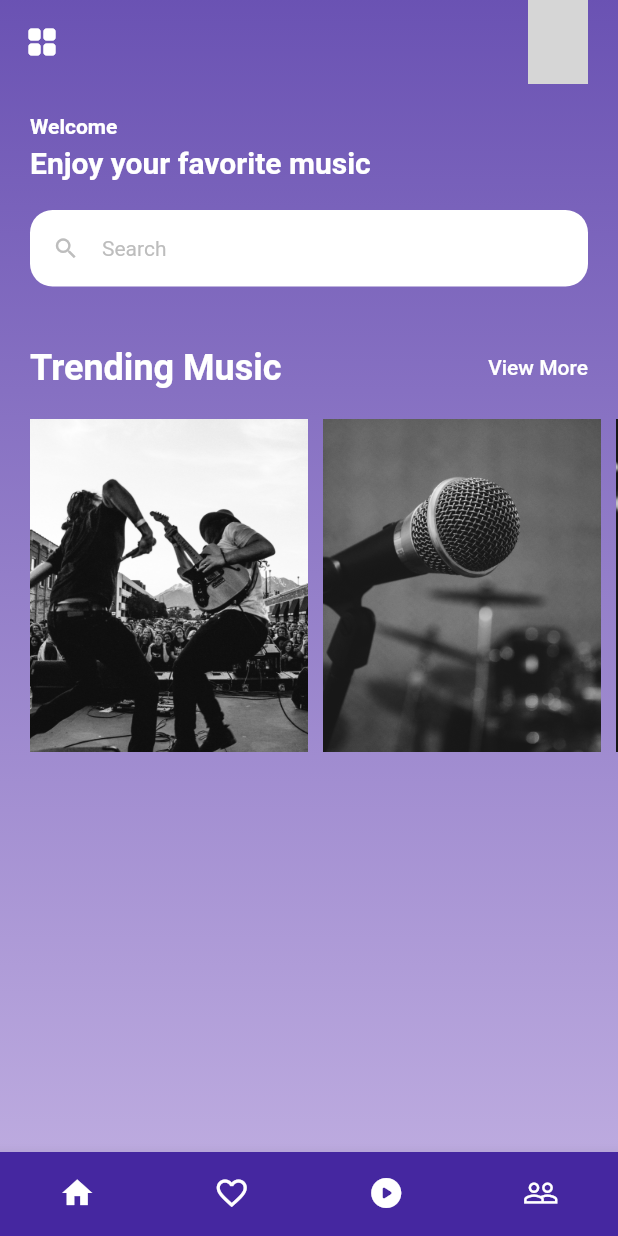
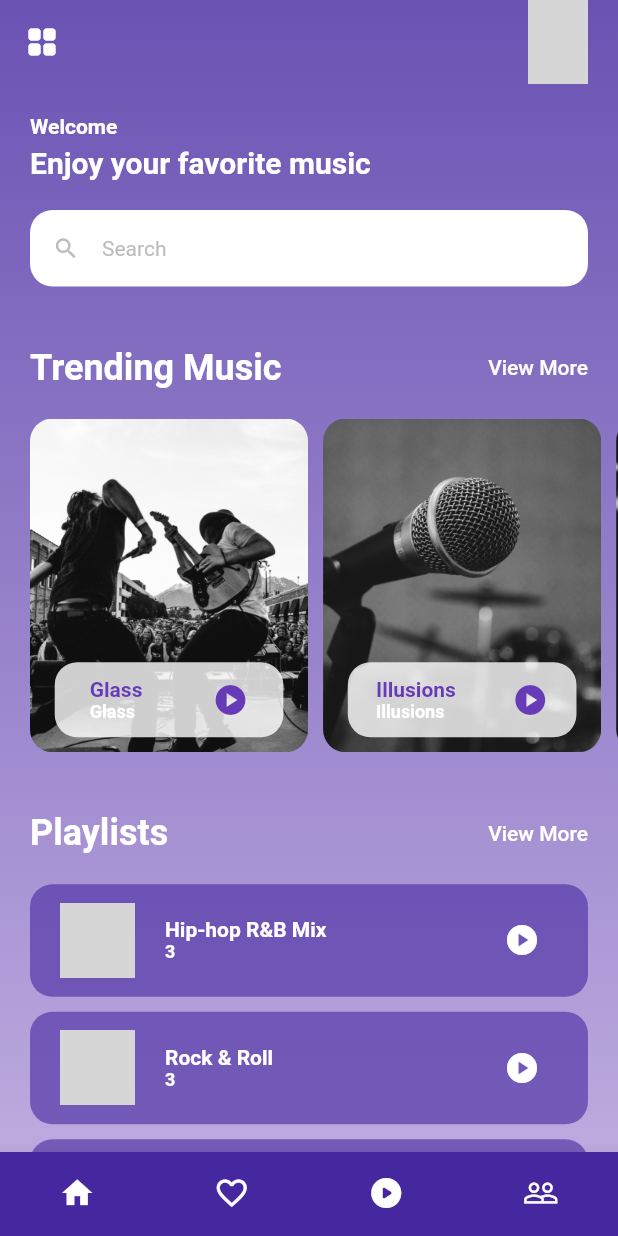
Before and after one commit to bachdx2812/flutter-music-player, a Flutter app: the screen it shows after launch, on a phone screen of 412 x 824 dp. Run offline on Flutter 3.47's test engine with Material 2 defaults, Android fonts, the phone set to English and light mode, and no system bars; our stand-ins replace get; network calls fail; grey boxes are pictures that could not be loaded.

Commit message:
finish homescreen UI

```diff
--- /dev/null
+++ b/app/lib/models/playlist_model.dart
@@ -0,0 +1,34 @@
+import 'package:app/models/song_model.dart';
+
+class Playlist {
+  final String title;
+  final List<Song> songs;
+  final String imageUrl;
+
+  Playlist({
+    required this.title,
+    required this.songs,
+    required this.imageUrl,
+  });
+
+  static List<Playlist> playlists = [
+    Playlist(
+      title: 'Hip-hop R&B Mix',
+      songs: Song.songs,
+      imageUrl:
+          'https://images.unsplash.com/photo-1576525865260-9f0e7cfb02b3?ixlib=rb-1.2.1&ixid=MnwxMjA3fDB8MHxwaG90by1wYWdlfHx8fGVufDB8fHx8&auto=format&fit=crop&w=1364&q=80',
+    ),
+    Playlist(
+      title: 'Rock & Roll',
+      songs: Song.songs,
+      imageUrl:
+          'https://images.unsplash.com/photo-1629276301820-0f3eedc29fd0?ixlib=rb-1.2.1&ixid=MnwxMjA3fDB8MHxwaG90by1wYWdlfHx8fGVufDB8fHx8&auto=format&fit=crop&w=2848&q=80',
+    ),
+    Playlist(
+      title: 'Techno',
+      songs: Song.songs,
+      imageUrl:
+          'https://images.unsplash.com/photo-1594623930572-300a3011d9ae?ixlib=rb-1.2.1&ixid=MnwxMjA3fDB8MHxwaG90by1wYWdlfHx8fGVufDB8fHx8&auto=format&fit=crop&w=2670&q=80',
+    )
+  ];
+}
--- a/app/lib/screens/home_screen.dart
+++ b/app/lib/screens/home_screen.dart
@@ -1,8 +1,10 @@
-import 'package:app/widgets/song_card.dart';
 import 'package:flutter/material.dart';
 
 import '../widgets/section_header.dart';
+import '../widgets/song_card.dart';
+import '../widgets/playlist_card.dart';
 
+import '../models/playlist_model.dart';
 import '../models/song_model.dart';
 
 class HomeScreen extends StatelessWidget {
@@ -11,6 +13,7 @@ class HomeScreen extends StatelessWidget {
   @override
   Widget build(BuildContext context) {
     List<Song> songs = Song.songs;
+    List<Playlist> playlists = Playlist.playlists;
 
     return Container(
       decoration: BoxDecoration(
@@ -31,7 +34,43 @@ class HomeScreen extends StatelessWidget {
           child: Column(
             children: [
               const _DiscoverMusic(),
+              _TrendingMusic(songs: songs),
               Padding(
+                padding: const EdgeInsets.all(20.0),
+                child: Column(
+                  children: [
+                    const SectionHeader(title: 'Playlists'),
+                    ListView.builder(
+                      shrinkWrap: true,
+                      padding: const EdgeInsets.only(top: 20),
+                      physics: const NeverScrollableScrollPhysics(),
+                      itemCount: playlists.length,
+                      itemBuilder: (context, index) {
+                        return PlaylistCard(playlist: playlists[index]);
+                      },
+                    )
+                  ],
+                ),
+              ),
+            ],
+          ),
+        ),
+      ),
+    );
+  }
+}
+
+class _TrendingMusic extends StatelessWidget {
+  const _TrendingMusic({
+    super.key,
+    required this.songs,
+  });
+
+  final List<Song> songs;
+
+  @override
+  Widget build(BuildContext context) {
+    return Padding(
       padding: const EdgeInsets.only(
         left: 20.0,
         top: 20.0,
@@ -62,11 +101,6 @@ class HomeScreen extends StatelessWidget {
             ),
           )
         ],
-                ),
-              )
-            ],
-          ),
-        ),
       ),
     );
   }
--- /dev/null
+++ b/app/lib/widgets/playlist_card.dart
@@ -0,0 +1,76 @@
+import 'package:flutter/material.dart';
+import 'package:get/get.dart';
+
+import '../models/playlist_model.dart';
+
+class PlaylistCard extends StatelessWidget {
+  const PlaylistCard({
+    super.key,
+    required this.playlist,
+  });
+
+  final Playlist playlist;
+
+  @override
+  Widget build(BuildContext context) {
+    return InkWell(
+      onTap: () {
+        Get.toNamed('/playlist', arguments: playlist);
+      },
+      child: Container(
+        height: 75,
+        margin: const EdgeInsets.only(bottom: 10),
+        padding: const EdgeInsets.symmetric(horizontal: 20),
+        decoration: BoxDecoration(
+          color: Colors.deepPurple.shade800.withOpacity(0.6),
+          borderRadius: BorderRadius.circular(15.0),
+        ),
+        child: Row(
+          mainAxisAlignment: MainAxisAlignment.spaceAround,
+          children: [
+            ClipRRect(
+              borderRadius: BorderRadius.circular(15.0),
+              child: Image.network(
+                playlist.imageUrl,
+                height: 50,
+                width: 50,
+                fit: BoxFit.cover,
+              ),
+            ),
+            const SizedBox(
+              width: 20,
+            ),
+            Expanded(
+              child: Column(
+                crossAxisAlignment: CrossAxisAlignment.start,
+                mainAxisAlignment: MainAxisAlignment.center,
+                children: [
+                  Text(
+                    playlist.title,
+                    style: Theme.of(context).textTheme.bodyLarge!.copyWith(
+                          fontWeight: FontWeight.bold,
+                        ),
+                  ),
+                  Text(
+                    '${playlist.songs.length}',
+                    maxLines: 2,
+                    style: Theme.of(context).textTheme.bodySmall!.copyWith(
+                          fontWeight: FontWeight.bold,
+                        ),
+                  )
+                ],
+              ),
+            ),
+            IconButton(
+              onPressed: () {},
+              icon: const Icon(
+                Icons.play_circle,
+                color: Colors.white,
+              ),
+            )
+          ],
+        ),
+      ),
+    );
+  }
+}
--- a/app/lib/widgets/song_card.dart
+++ b/app/lib/widgets/song_card.dart
@@ -1,4 +1,5 @@
 import 'package:flutter/material.dart';
+import 'package:get/get.dart';
 
 import '../models/song_model.dart';
 
@@ -9,19 +10,66 @@ class SongCard extends StatelessWidget {
 
   @override
   Widget build(BuildContext context) {
-    return Container(
+    return InkWell(
+      onTap: () {
+        Get.toNamed('/song', arguments: song);
+      },
+      child: Container(
         margin: const EdgeInsets.only(right: 10),
-      child: Stack(children: [
+        child: Stack(
+          alignment: Alignment.bottomCenter,
+          children: [
             Container(
               width: MediaQuery.of(context).size.width * 0.45,
               decoration: BoxDecoration(
+                borderRadius: BorderRadius.circular(15.0),
                 image: DecorationImage(
                   image: AssetImage(song.coverUrl),
                   fit: BoxFit.cover,
                 ),
               ),
             ),
-      ]),
+            Container(
+              height: 50,
+              width: MediaQuery.of(context).size.width * 0.37,
+              margin: const EdgeInsets.only(bottom: 10),
+              decoration: BoxDecoration(
+                borderRadius: BorderRadius.circular(15.0),
+                color: Colors.white.withOpacity(0.8),
+              ),
+              child: Row(
+                mainAxisAlignment: MainAxisAlignment.spaceAround,
+                children: [
+                  Column(
+                    crossAxisAlignment: CrossAxisAlignment.start,
+                    mainAxisAlignment: MainAxisAlignment.center,
+                    children: [
+                      Text(
+                        song.title,
+                        style: Theme.of(context).textTheme.bodyLarge!.copyWith(
+                              color: Colors.deepPurple,
+                              fontWeight: FontWeight.bold,
+                            ),
+                      ),
+                      Text(
+                        song.description,
+                        style: Theme.of(context).textTheme.bodySmall!.copyWith(
+                              color: Colors.white,
+                              fontWeight: FontWeight.bold,
+                            ),
+                      )
+                    ],
+                  ),
+                  const Icon(
+                    Icons.play_circle,
+                    color: Colors.deepPurple,
+                  ),
+                ],
+              ),
+            ),
+          ],
+        ),
+      ),
     );
   }
 }
```
Also changed, not shown: 1 other file. Lines whose indentation alone changed are shown as unchanged.
